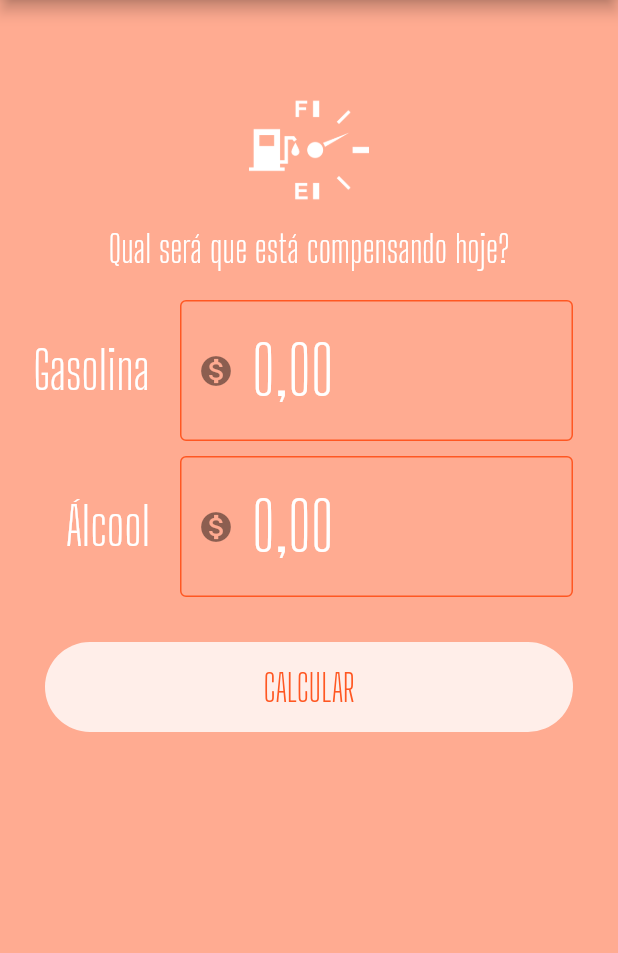
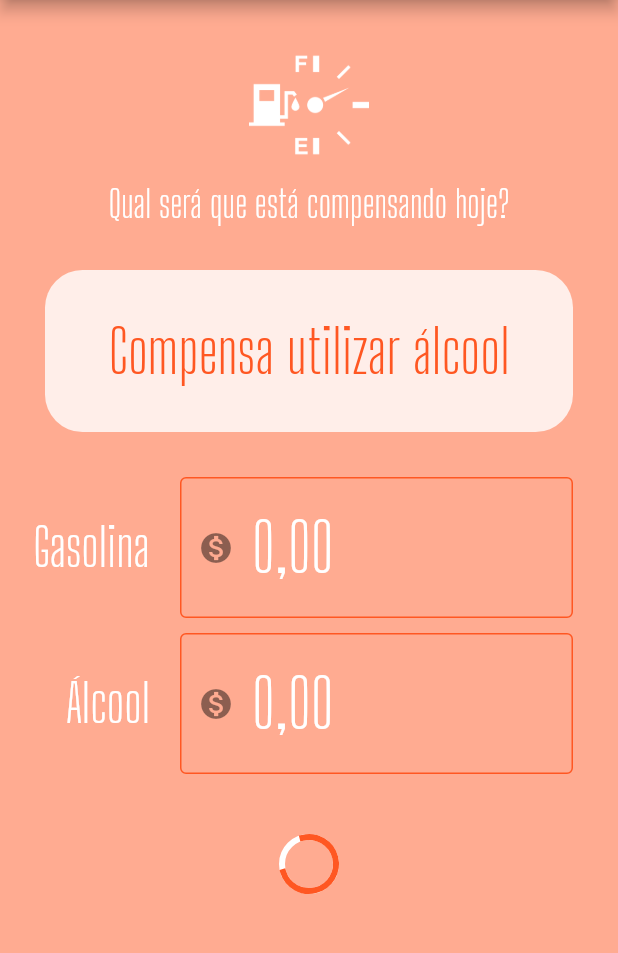
Before and after one commit to WillianKirsch/FlutterKnow, a Flutter app: the AlcoolGasolina screen opened directly, on a phone screen of 412 x 824 dp, the part 84-1037 px from its top. Run offline on Flutter 3.47's test engine with Material 2 defaults, Android fonts, the phone set to English and light mode, and no system bars; our stand-ins replace flutter_masked_text, shared_preferences; accounts and stored records are empty.

Commit message:
carregando

```diff
--- a/Cursos/balta.io/meuauto/lib/pages/alcool_gasolina.dart
+++ b/Cursos/balta.io/meuauto/lib/pages/alcool_gasolina.dart
@@ -2,11 +2,13 @@ import 'package:flutter/material.dart';
 import 'package:flutter_masked_text/flutter_masked_text.dart';
 import 'package:meu_auto/widgets/flk_appbar.dart';
 import 'package:meu_auto/widgets/flk_input_label.dart';
+import 'package:meu_auto/widgets/flk_loading_button.dart';
 
 class AlcoolGasolina extends StatelessWidget {
   final _scaffoldKey = new GlobalKey<ScaffoldState>();
   final _gasController = new MoneyMaskedTextController();
   final _alcoolController = new MoneyMaskedTextController();
+  bool calcularNovamente = false;
 
   @override
   Widget build(BuildContext context) {
@@ -21,7 +23,7 @@ class AlcoolGasolina extends StatelessWidget {
       body: ListView(
         children: <Widget>[
           SizedBox(
-            height: 60,
+            height: 30,
           ),
           Image.asset(
             "assets/images/aog-white.png",
@@ -40,7 +42,33 @@ class AlcoolGasolina extends StatelessWidget {
             textAlign: TextAlign.center,
           ),
           SizedBox(
-            height: 20,
+            height: 30,
+          ),
+          Container(
+            margin: EdgeInsets.only(bottom: 30, left: 30, right: 30),
+            decoration: BoxDecoration(
+              color: Colors.white.withOpacity(0.8),
+              borderRadius: BorderRadius.circular(25),
+            ),
+            child: Column(
+              children: [
+                SizedBox(
+                  height: 30,
+                ),
+                Text(
+                  "Compensa utilizar álcool",
+                  style: TextStyle(
+                    color: Theme.of(context).primaryColor,
+                    fontSize: 40,
+                    fontFamily: "Big Shoulders Display",
+                  ),
+                  textAlign: TextAlign.center,
+                ),
+                SizedBox(
+                  height: 30,
+                ),
+              ],
+            ),
           ),
           FlkInputLabel(
             "Gasolina",
@@ -53,24 +81,11 @@ class AlcoolGasolina extends StatelessWidget {
             "Álcool",
             controller: _alcoolController,
           ),
-          Container(
-            height: 60,
-            margin: EdgeInsets.all(30),
-            decoration: BoxDecoration(
-              color: Colors.white.withOpacity(0.8),
-              borderRadius: BorderRadius.circular(60),
-            ),
-            child: FlatButton(
-              child: Text(
-                "CALCULAR",
-                style: TextStyle(
-                  color: Theme.of(context).primaryColor,
-                  fontSize: 25,
-                  fontFamily: "Big Shoulders Display",
-                ),
-              ),
-              onPressed: () {},
-            ),
+          FlkLoadingButton(
+            texto: "CALCULAR",
+            funcao: () {},
+            carregando: true,
+            inverter: true,
           )
         ],
       ),
--- /dev/null
+++ b/Cursos/balta.io/meuauto/lib/widgets/flk_loading_button.dart
@@ -0,0 +1,48 @@
+import 'package:flutter/material.dart';
+
+class FlkLoadingButton extends StatelessWidget {
+  FlkLoadingButton(
+      {@required this.texto,
+      @required this.funcao,
+      @required this.inverter,
+      @required this.carregando});
+
+  final String texto;
+  final Function funcao;
+  final bool carregando;
+  final bool inverter;
+
+  @override
+  Widget build(BuildContext context) {
+    return Container(
+      height: 60,
+      alignment: Alignment.center,
+      margin: EdgeInsets.all(30),
+      decoration: BoxDecoration(
+        color: !carregando
+            ? inverter
+                ? Theme.of(context).primaryColor
+                : Colors.white.withOpacity(0.8)
+            : Colors.white.withOpacity(0.0),
+        borderRadius: BorderRadius.circular(60),
+      ),
+      child: !carregando
+          ? FlatButton(
+              child: Text(
+                texto,
+                style: TextStyle(
+                  color: inverter
+                      ? Colors.white.withOpacity(0.8)
+                      : Theme.of(context).primaryColor,
+                  fontSize: 25,
+                  fontFamily: "Big Shoulders Display",
+                ),
+              ),
+              onPressed: funcao,
+            )
+          : CircularProgressIndicator(
+              backgroundColor: Colors.white,
+            ),
+    );
+  }
+}
```
